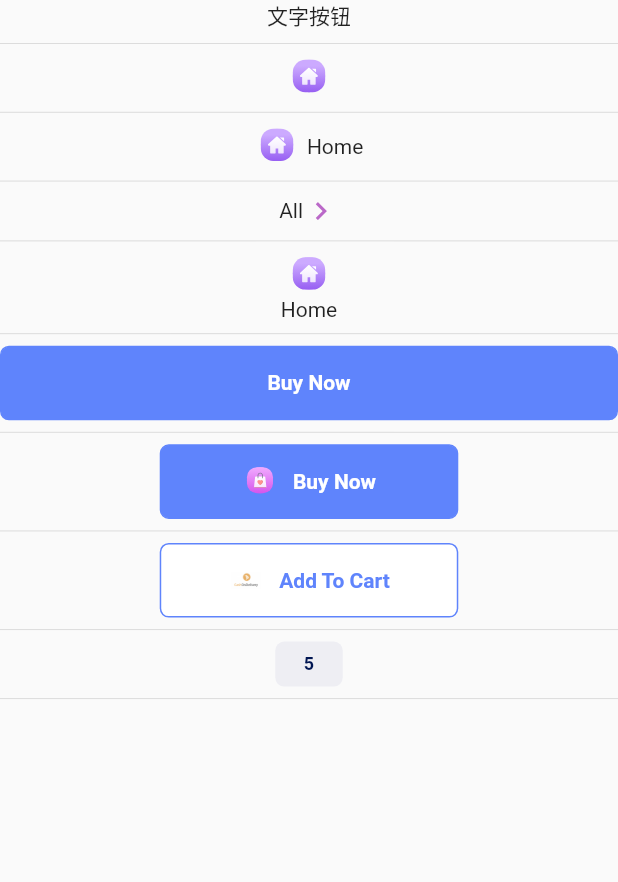
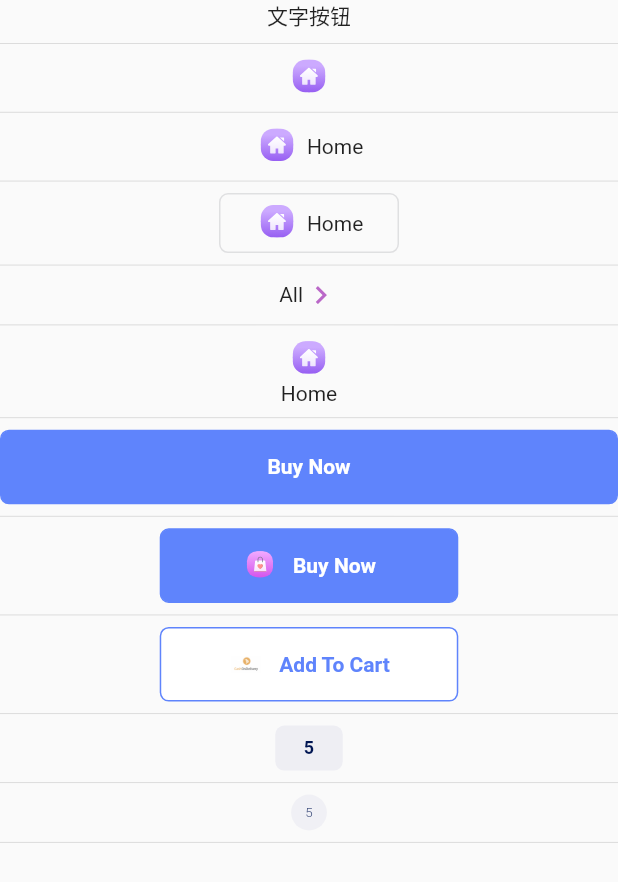
Before and after one commit to codertiany/flutter_woo_commerce_getx_ducafecat, a Flutter app: the screen it shows after launch, on a phone screen of 412 x 824 dp. Shown: the top 882 px of the screen. Run offline on Flutter 3.47's test engine with Material 2 defaults, Android fonts, the light colour scheme and no system bars; drawn by our look-alikes of pull_to_refresh; our stand-ins replace dio, flutter_easyloading, flutter_screenutil, flutter_svg, get, package_info and 2 more.

Commit message:
add -> 按钮带边框

```diff
--- a/lib/common/widgets/button.dart
+++ b/lib/common/widgets/button.dart
@@ -8,18 +8,42 @@ import 'index.dart';
 /// 按钮
 class ButtonWidget extends StatelessWidget {
   final Function()? onTap;
+
+  /// 文字字符串
   final String? text;
+
+  /// 文字尺寸
   final double? textSize;
+
+  /// 文字颜色
   final Color? textColor;
+
+  /// 文字 weight
   final FontWeight? textWeight;
 
+  /// 文字组件
   final Widget? textWidget;
+
+  /// 图标组件
   final Widget? icon;
+
+  /// 背景色
   final Color? bgColor;
+
+  /// 边框色
   final Color? borderColor;
+
+  /// 边框圆角
+  final double? borderRadius;
+
+  /// 图标文字间距
   final double? iconTextSpace;
-  final TextDirection? textDirection; // 排列方向
-  final bool? isColumn; // 按 column 方式排列
+
+  /// 文字方向 左->右 ，右->左
+  final TextDirection? textDirection;
+
+  /// 方式排列 column
+  final bool? isColumn;
 
   const ButtonWidget({
     Key? key,
@@ -35,23 +59,7 @@ class ButtonWidget extends StatelessWidget {
     this.iconTextSpace,
     this.textDirection,
     this.isColumn,
-  }) : super(key: key);
-
-  /// 文字
-  const ButtonWidget.text(
-    this.text, {
-    Key? key,
-    this.onTap,
-    this.textColor,
-    this.icon,
-    this.bgColor,
-    this.borderColor,
-    this.textWidget,
-    this.textSize,
-    this.textWeight,
-    this.iconTextSpace,
-    this.textDirection,
-    this.isColumn,
+    this.borderRadius,
   }) : super(key: key);
 
   /// 图标
@@ -69,6 +77,7 @@ class ButtonWidget extends StatelessWidget {
     this.iconTextSpace,
     this.textDirection,
     this.isColumn,
+    this.borderRadius,
   }) : super(key: key);
 
   /// 图标
@@ -86,6 +95,7 @@ class ButtonWidget extends StatelessWidget {
     this.iconTextSpace,
     this.textDirection,
     this.isColumn,
+    this.borderRadius,
   }) : super(key: key);
 
   /// 主要
@@ -101,6 +111,7 @@ class ButtonWidget extends StatelessWidget {
     this.iconTextSpace,
     this.textDirection,
     this.isColumn,
+    this.borderRadius,
   })  : textWidget = TextWidget.button(
           text: textString,
           color: Get.theme.colorScheme.onPrimary,
@@ -122,6 +133,7 @@ class ButtonWidget extends StatelessWidget {
     this.iconTextSpace,
     this.textDirection,
     this.isColumn,
+    this.borderRadius,
   })  : textWidget = TextWidget.button(
           text: textString,
           color: Get.theme.colorScheme.primary,
@@ -129,6 +141,24 @@ class ButtonWidget extends StatelessWidget {
         bgColor = Get.theme.colorScheme.onSecondary,
         borderColor = Get.theme.colorScheme.primary,
         super(key: key);
+
+  /// 文字
+  const ButtonWidget.text(
+    this.text, {
+    Key? key,
+    this.onTap,
+    this.textColor,
+    this.icon,
+    this.bgColor,
+    this.borderColor,
+    this.textWidget,
+    this.textSize,
+    this.textWeight,
+    this.iconTextSpace,
+    this.textDirection,
+    this.isColumn,
+    this.borderRadius,
+  }) : super(key: key);
 
   /// 文字/填充
   ButtonWidget.textFilled(
@@ -145,9 +175,34 @@ class ButtonWidget extends StatelessWidget {
     this.textDirection,
     this.isColumn,
     this.borderColor,
+    this.borderRadius,
   })  : textWidget = TextWidget.button(
           text: textString,
           size: textSize,
+          color: textColor ?? Get.theme.colorScheme.onPrimaryContainer,
+        ),
+        super(key: key);
+
+  /// 文字/填充/圆形 按钮
+  ButtonWidget.textRoundFilled(
+    String textString,
+    this.bgColor,
+    this.borderRadius, {
+    Key? key,
+    this.onTap,
+    this.icon,
+    this.text,
+    this.textColor,
+    this.textSize,
+    this.textWeight,
+    this.iconTextSpace,
+    this.textDirection,
+    this.isColumn,
+    this.borderColor,
+  })  : textWidget = TextWidget.button(
+          text: textString,
+          size: textSize,
+          weight: FontWeight.w300,
           color: textColor ?? Get.theme.colorScheme.onPrimaryContainer,
         ),
         super(key: key);
@@ -207,7 +262,7 @@ class ButtonWidget extends StatelessWidget {
                 )
               : null,
           borderRadius: BorderRadius.all(
-            Radius.circular(AppRadius.button),
+            Radius.circular(borderRadius ?? AppRadius.button),
           ),
         )
         .gestures(
--- a/lib/pages/styles/widgets/view.dart
+++ b/lib/pages/styles/widgets/view.dart
@@ -54,6 +54,18 @@ class WidgetsPage extends GetView<WidgetsController> {
       ),
       const Divider(),
 
+      // 3 图标文字按钮 - 边框
+      ButtonWidget.iconText(
+        IconWidget.svg(
+          AssetsSvgs.cHomeSvg,
+          size: 30.sp,
+        ),
+        "Home",
+        iconTextSpace: 5.w,
+        borderColor: Get.theme.colorScheme.outline.withOpacity(0.2),
+      ).height(40).width(120),
+      const Divider(),
+
       // 4 图标文字按钮 - 反转
       ButtonWidget.iconText(
         IconWidget(
@@ -106,6 +118,15 @@ class WidgetsPage extends GetView<WidgetsController> {
       ).height(30).width(45),
       const Divider(),
 
+      // 文字/填充/圆形 按钮
+      ButtonWidget.textRoundFilled(
+        "5",
+        Get.theme.colorScheme.surfaceVariant.withOpacity(0.4),
+        12.w,
+        textSize: 9.sp,
+      ).height(24.w).width(24.w),
+      const Divider(),
+
       //
     ].toColumn();
   }
```
